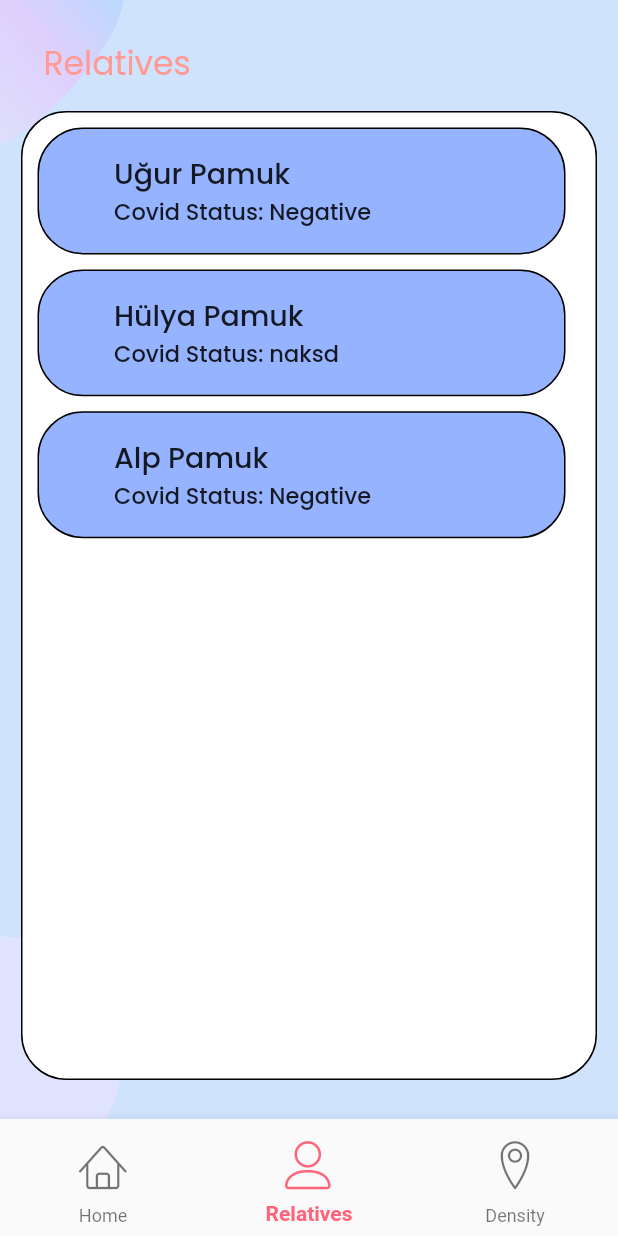
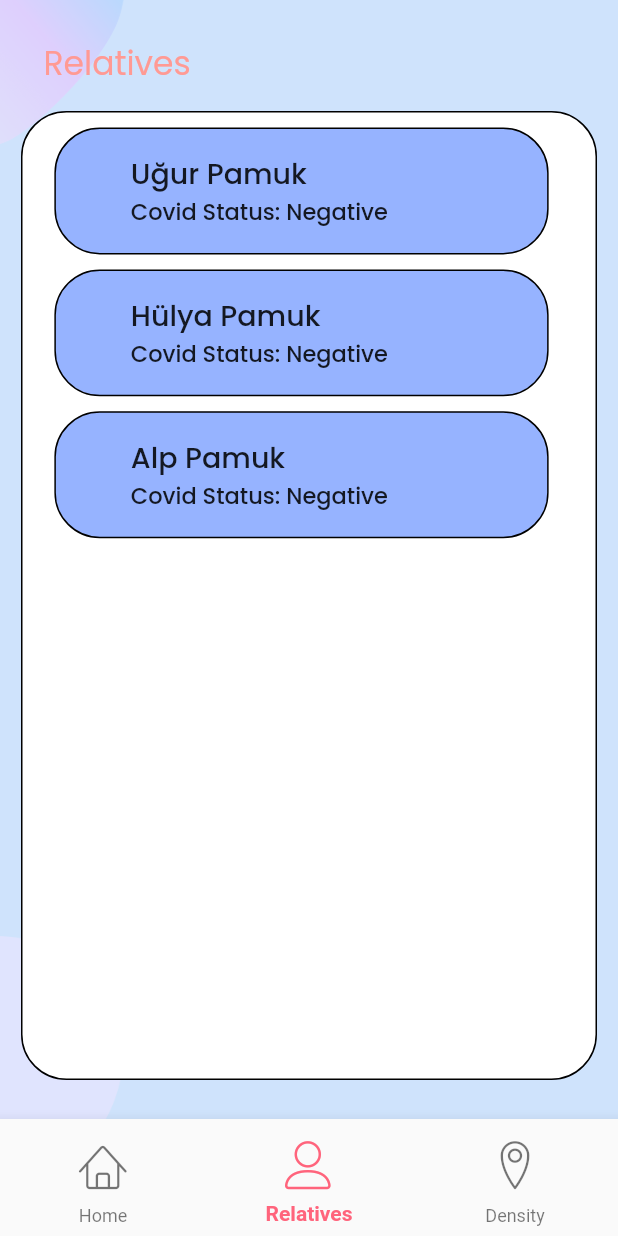
Before and after one commit to burhanemirkeles/capstone_project, a Flutter app: the screen it shows after launch, item 2 of the bottom bar chosen, on a phone screen of 412 x 824 dp. Run offline on Flutter 3.47's test engine with Material 2 defaults, Android fonts, the light colour scheme and no system bars; our stand-ins replace google_fonts, google_maps_flutter.

Commit message:
relatives page ui bug fixed
On the relatives page the container which is parent of cards and the cards has an intersection when user slides up the page. Fixed as minimizing width of relatives' cards.

```diff
--- a/mobile/lib/screens/Relatives_Page/body.dart
+++ b/mobile/lib/screens/Relatives_Page/body.dart
@@ -39,7 +39,7 @@ class _BodyState extends State<Body> {
                       ),
                       RelativesCard(
                         relativeName: "Hülya Pamuk",
-                        covStatus: "naksd",
+                        covStatus: "Negative",
                       ),
                       RelativesCard(
                         relativeName: "Alp Pamuk",
--- a/mobile/lib/screens/Relatives_Page/relative_card.dart
+++ b/mobile/lib/screens/Relatives_Page/relative_card.dart
@@ -17,11 +17,13 @@ class RelativesCard extends StatelessWidget {
     Size size = MediaQuery.of(context).size;
     const double widthCo =
         0.8792; //This coefficient calculated due to design file. Designed width/Screen width
+    const double widthRenew =
+        0.7998; //This width coefficient created due to a design error, container & cards has a intersection on top of secren when user slides up
     const double heightCo =
         0.10267; //This coefficient calculated due to design file. Designed height/Screen height
     return Container(
       height: size.height * heightCo,
-      width: size.width * widthCo,
+      width: size.width * widthRenew,
       decoration: BoxDecoration(
         border: Border.all(),
         borderRadius: BorderRadius.circular(30.32),
```
